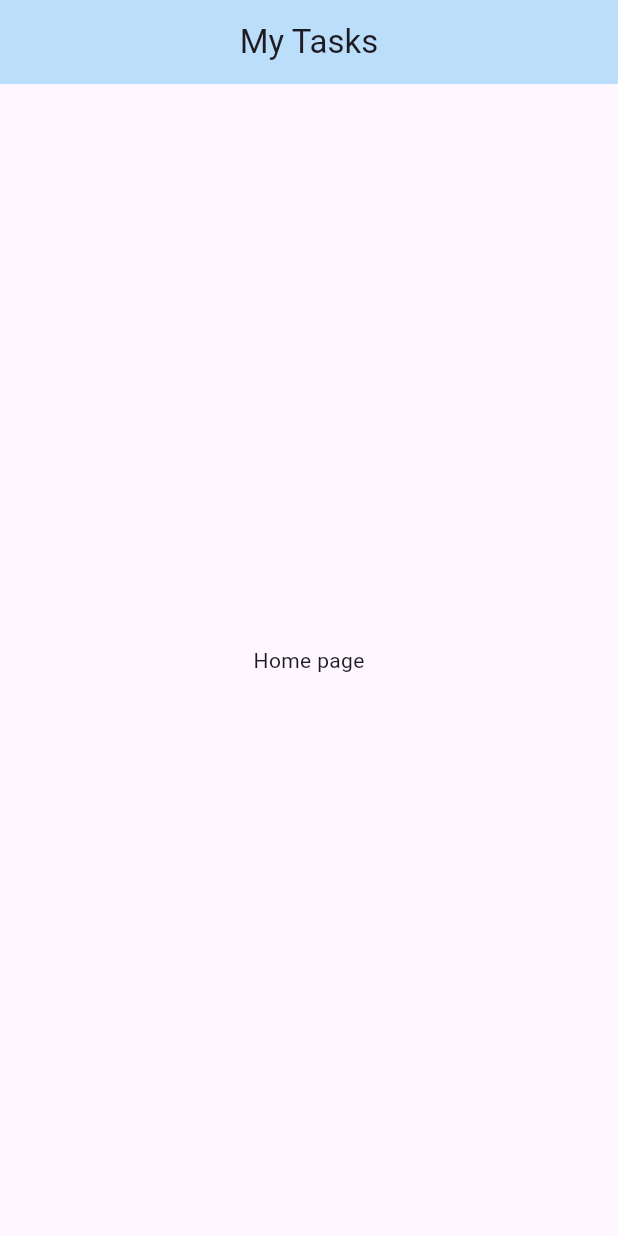
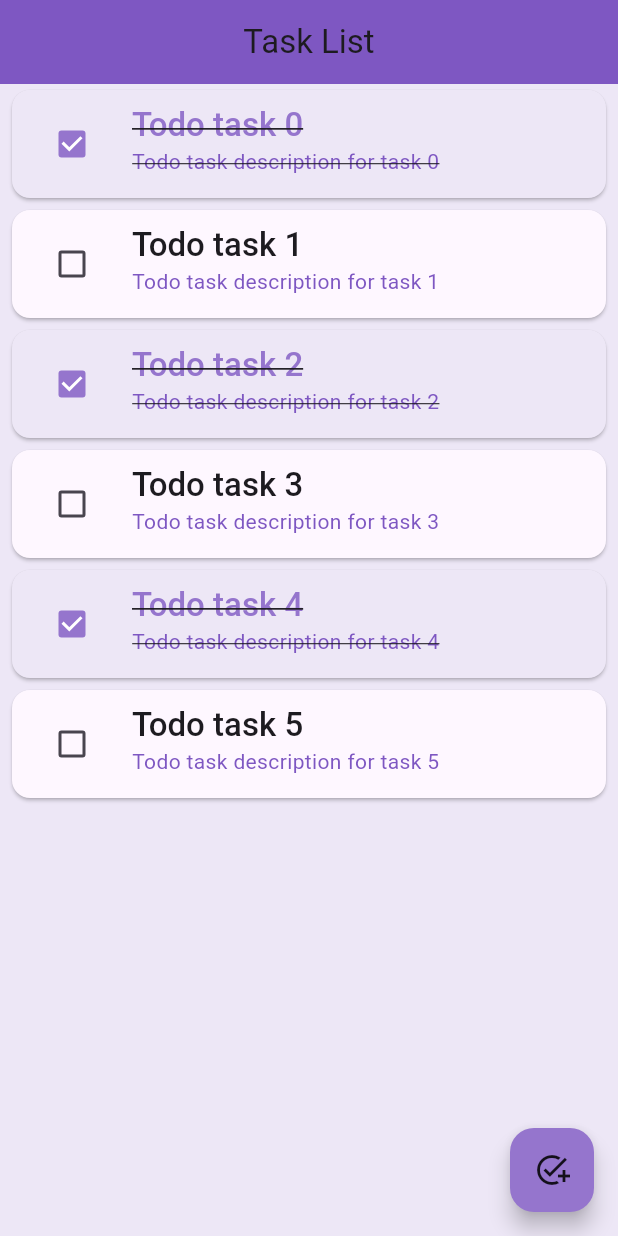
Before and after one commit to BS23-Flutter-Bootcamp/flutter_task_manager, a Flutter app: the screen it shows after launch, on a phone screen of 412 x 824 dp. Run offline on Flutter 3.47's test engine with Material 3 defaults, Android fonts, the phone set to English and light mode, and no system bars; our stand-ins replace go_router, lottie.

Commit message:
Design home screen UI and configure routes for Add and Edit pages

```diff
--- a/lib/main.dart
+++ b/lib/main.dart
@@ -13,6 +13,16 @@ class MainApp extends StatelessWidget {
     return MaterialApp.router(
       debugShowCheckedModeBanner: false,
       routerConfig: router,
+      theme: ThemeData(
+        primaryColor: Colors.deepPurple[300],
+        hintColor: Colors.amber,
+        scaffoldBackgroundColor: Colors.deepPurple[50],
+        textTheme: TextTheme(
+          bodyLarge: TextStyle(color: Colors.deepPurple[600]),
+          bodyMedium: TextStyle(color: Colors.deepPurple[400]),
+        ),
+        appBarTheme: AppBarTheme(color: Colors.deepPurple[400]),
+      ),
     );
   }
 }
--- a/lib/routes/app_route.dart
+++ b/lib/routes/app_route.dart
@@ -1,4 +1,6 @@
 import 'package:flutter_task_manager/routes/app_route_name.dart';
+import 'package:flutter_task_manager/view/add_task_screen.dart';
+import 'package:flutter_task_manager/view/edit_task_screen.dart';
 import 'package:go_router/go_router.dart';
 import 'package:flutter_task_manager/view/task_list_screen.dart';
 import '../view/splash_screen.dart';
@@ -16,5 +18,15 @@ final GoRouter router = GoRouter(
       name: 'tasks',
       builder: (context, state) => const TaskListScreen(),
     ),
+     GoRoute(
+      path: RouteNames.addTaskScreen,
+      name: 'add',
+      builder: (context, state) => const AddTaskScreen(),
+    ),
+     GoRoute(
+      path: RouteNames.editTaskSceen,
+      name: 'edit',
+      builder: (context, state) => const EditTaskScreen(),
+    ),
   ],
 );
--- a/lib/routes/app_route_name.dart
+++ b/lib/routes/app_route_name.dart
@@ -1,4 +1,6 @@
 class RouteNames {
   static const String splashScreen = '/';
   static const String taskListScreen = '/task_list';
+  static const String addTaskScreen = '/add_task';
+  static const String editTaskSceen = '/edit_task';
 }
--- a/lib/view/task_list_screen.dart
+++ b/lib/view/task_list_screen.dart
@@ -1,4 +1,6 @@
 import 'package:flutter/material.dart';
+import 'package:flutter_task_manager/routes/app_route_name.dart';
+import 'package:go_router/go_router.dart';
 
 class TaskListScreen extends StatelessWidget {
   const TaskListScreen({super.key});
@@ -7,11 +9,66 @@ class TaskListScreen extends StatelessWidget {
   Widget build(BuildContext context) {
     return Scaffold(
       appBar: AppBar(
-        title: Text("My Tasks"),
         centerTitle: true,
-        backgroundColor: Color(0xFFBBDEFB),
+        title: Text(
+          'Task List',
+          style: Theme.of(context).textTheme.titleLarge?.copyWith(
+            color: Theme.of(context).appBarTheme.foregroundColor,
+          ),
+        ),
       ),
-      body: Center(child: Text('Home page')),
+      body: ListView.builder(
+        itemCount: 6,
+        itemBuilder: (context, index) {
+          return Card(
+            color:
+                index % 2 == 0
+                    ? Theme.of(context).scaffoldBackgroundColor
+                    : Theme.of(context).cardColor,
+            margin: EdgeInsets.symmetric(vertical: 4, horizontal: 8),
+            child: ListTile(
+              title: Text(
+                'Todo task $index',
+                style: Theme.of(context).textTheme.titleLarge?.copyWith(
+                  decoration:
+                      index % 2 == 0 ? TextDecoration.lineThrough : null,
+                  color:
+                      index % 2 == 0
+                          ? Theme.of(context).primaryColor
+                          : Theme.of(context).textTheme.titleLarge?.color,
+                  fontWeight: FontWeight.w500,
+                ),
+              ),
+              subtitle: Text(
+                'Todo task description for task $index',
+                style: Theme.of(context).textTheme.bodyMedium?.copyWith(
+                  decoration:
+                      index % 2 == 0 ? TextDecoration.lineThrough : null,
+                  color: Theme.of(context).textTheme.bodyMedium?.color,
+                ),
+              ),
+              leading: Checkbox(
+                value: index % 2 == 0,
+                onChanged: (value) {},
+                activeColor: Theme.of(context).primaryColor,
+              ),
+              onTap: () {
+                context.go(RouteNames.editTaskSceen);
+              },
+            ),
+          );
+        },
+      ),
+      floatingActionButton: FloatingActionButton(
+        onPressed: () {
+          context.go(RouteNames.addTaskScreen);
+        },
+        backgroundColor: Theme.of(context).primaryColor,
+        child: Icon(
+          Icons.add_task_sharp,
+          color: Theme.of(context).iconTheme.color,
+        ),
+      ),
     );
   }
 }
```
Also changed, not shown: lib/view/add_task_screen.dart (added, +30 -0 lines), lib/view/edit_task_screen.dart (added, +36 -0 lines), 1 other file.
